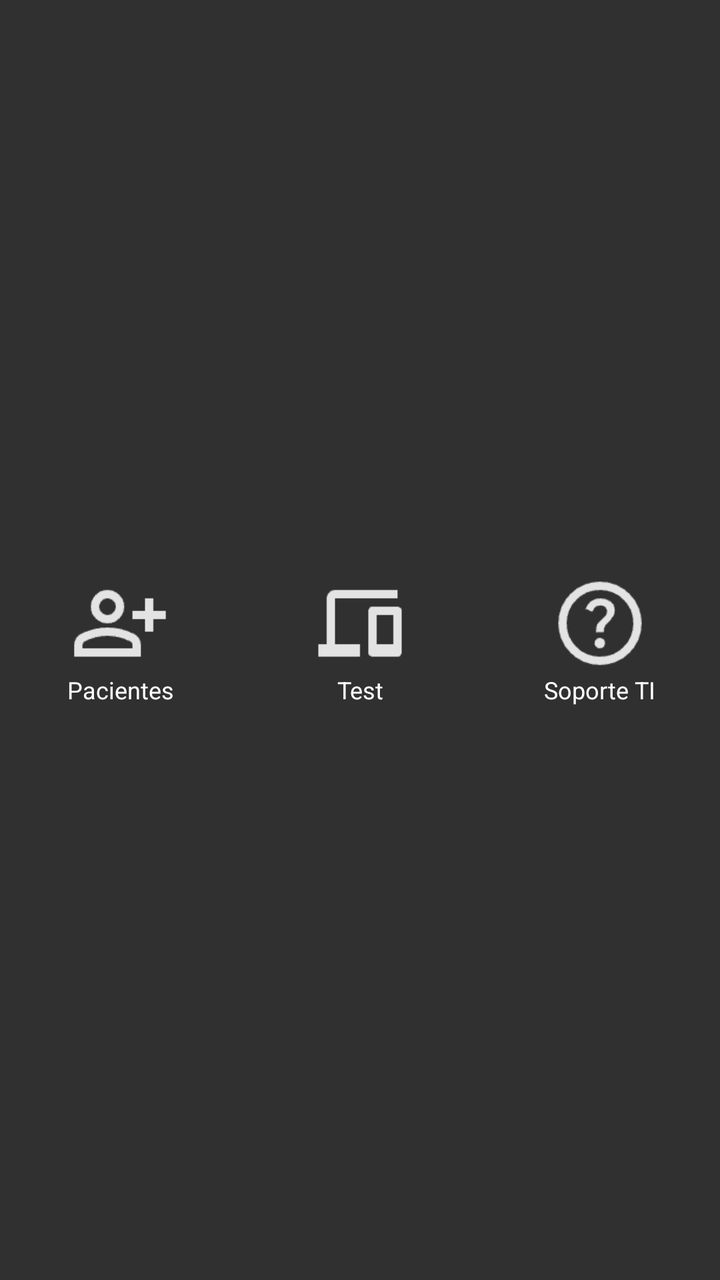
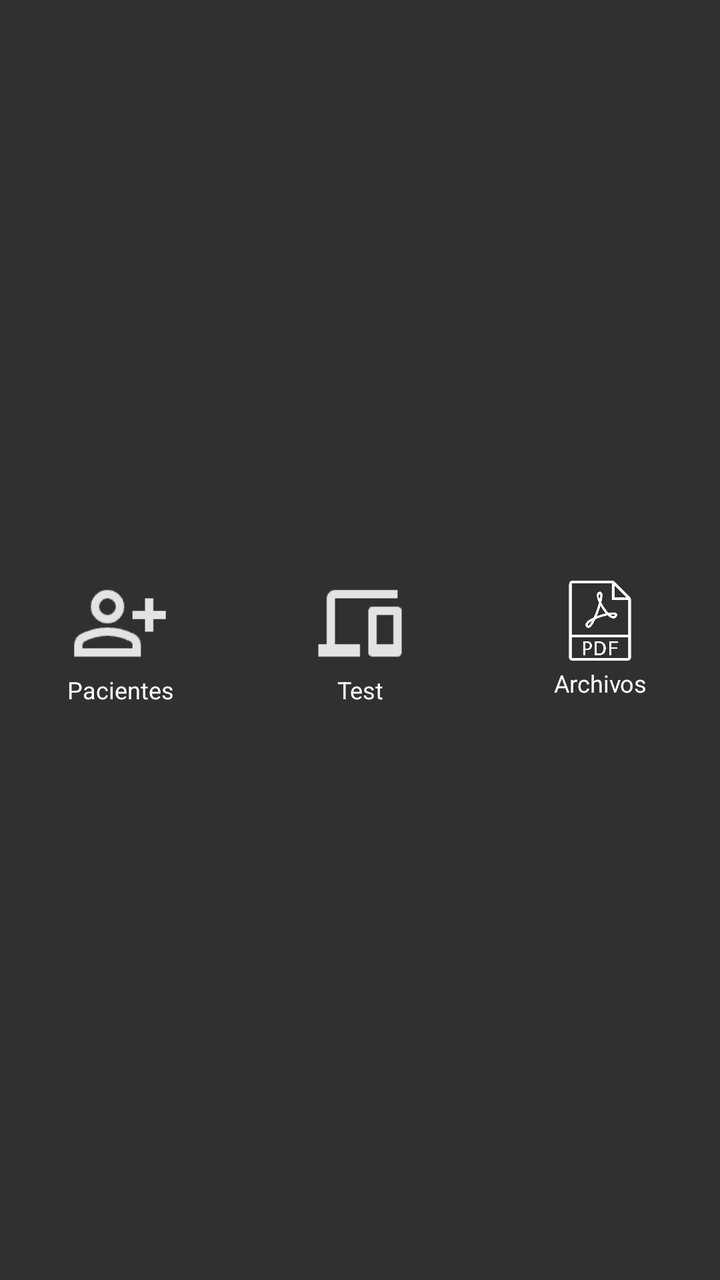

An Android layout rendered at two revisions. The XML below is the earlier revision; the diff shows what the commit changed to produce the second picture.
<!-- AndroidManifest.xml: application theme AppTheme -->
<!-- res/layout/footer_home.xml -->
<?xml version="1.0" encoding="utf-8"?>
<LinearLayout xmlns:android="http://schemas.android.com/apk/res/android"
    android:layout_width="match_parent"
    android:layout_height="70dp"
    android:background="@color/black89"
    android:orientation="horizontal"
    android:gravity="center">

    
    <LinearLayout
        android:layout_width="0dp"
        android:layout_height="wrap_content"
        android:layout_weight="1"
        android:orientation="vertical"
        android:gravity="center">

        <ImageView
            android:id="@+id/iconPacientes"
            android:layout_width="50dp"
            android:layout_height="50dp"
            android:src="@drawable/ic_paciente"
            android:scaleType="centerInside"/>

        <TextView
            android:id="@+id/textPacientes"
            android:layout_width="wrap_content"
            android:layout_height="wrap_content"
            android:text="Pacientes"
            android:textSize="12sp"
            android:textColor="@android:color/white"
            android:gravity="center"/>
    </LinearLayout>

    
    <LinearLayout
        android:layout_width="0dp"
        android:layout_height="wrap_content"
        android:layout_weight="1"
        android:orientation="vertical"
        android:gravity="center">

        <ImageView
            android:id="@+id/iconTest"
            android:layout_width="50dp"
            android:layout_height="50dp"
            android:src="@drawable/ic_test"
            android:scaleType="centerInside"/>

        <TextView
            android:id="@+id/textTest"
            android:layout_width="wrap_content"
            android:layout_height="wrap_content"
            android:text="Test"
            android:textSize="12sp"
            android:textColor="@android:color/white"
            android:gravity="center"/>
    </LinearLayout>

    
    <LinearLayout
        android:layout_width="0dp"
        android:layout_height="wrap_content"
        android:layout_weight="1"
        android:orientation="vertical"
        android:gravity="center">

        <ImageView
            android:id="@+id/iconSoporte"
            android:layout_width="50dp"
            android:layout_height="50dp"
            android:src="@drawable/ic_soporte"
            android:scaleType="centerInside"/>

        <TextView
            android:id="@+id/textSoporte"
            android:layout_width="wrap_content"
            android:layout_height="wrap_content"
            android:text="Soporte TI"
            android:textSize="12sp"
            android:textColor="@android:color/white"
            android:gravity="center"/>
    </LinearLayout>
</LinearLayout>
<!-- resources referenced by this layout -->
<resources>
  <color name="black89">#000000DD</color>
  <!-- drawable ic_paciente: png bitmap (drawable, 1110 bytes) -->
  <!-- drawable ic_soporte: png bitmap (drawable, 1631 bytes) -->
  <!-- drawable ic_test: png bitmap (drawable, 731 bytes) -->
  <style name="AppTheme" parent="Theme.AppCompat.NoActionBar">
          <item name="colorPrimary">@color/colorPrimary</item>
          <item name="colorPrimaryDark">@color/colorPrimaryDark</item>
          <item name="colorAccent">@color/colorAccent</item>
      </style>
  <color name="colorPrimary">#000000DD</color>
  <color name="colorPrimaryDark">#000000DD</color>
  <color name="colorAccent">#000000DD</color>
</resources>

<!-- the commit's change to res/layout/footer_home.xml (unified diff, before → after) -->
@@ -16,7 +16,7 @@
 
         <ImageView
             android:id="@+id/iconPacientes"
-            android:layout_width="50dp"
+            android:layout_width="450dp"
             android:layout_height="50dp"
             android:src="@drawable/ic_paciente"
             android:scaleType="centerInside"/>
@@ -41,7 +41,7 @@
 
         <ImageView
             android:id="@+id/iconTest"
-            android:layout_width="50dp"
+            android:layout_width="450dp"
             android:layout_height="50dp"
             android:src="@drawable/ic_test"
             android:scaleType="centerInside"/>
@@ -65,17 +65,19 @@
         android:gravity="center">
 
         <ImageView
-            android:id="@+id/iconSoporte"
-            android:layout_width="50dp"
-            android:layout_height="50dp"
-            android:src="@drawable/ic_soporte"
+            android:id="@+id/iconPdf"
+            android:layout_width="450dp"
+            android:layout_height="40dp"
+            android:src="@drawable/pdf"
+            android:tint="#FFFF"
             android:scaleType="centerInside"/>
 
         <TextView
             android:id="@+id/textSoporte"
             android:layout_width="wrap_content"
             android:layout_height="wrap_content"
-            android:text="Soporte TI"
+            android:text="Archivos"
+            android:paddingTop="3dp"
             android:textSize="12sp"
             android:textColor="@android:color/white"
             android:gravity="center"/>
<!-- resource entries referenced after the edit -->
@@ -2,8 +2,8 @@
 <resources>
   <color name="black89">#000000DD</color>
   <!-- drawable ic_paciente: png bitmap (drawable, 1110 bytes) -->
-  <!-- drawable ic_soporte: png bitmap (drawable, 1631 bytes) -->
   <!-- drawable ic_test: png bitmap (drawable, 731 bytes) -->
+  <!-- drawable pdf: png bitmap (drawable, 7514 bytes) -->
   <style name="AppTheme" parent="Theme.AppCompat.NoActionBar">
           <item name="colorPrimary">@color/colorPrimary</item>
           <item name="colorPrimaryDark">@color/colorPrimaryDark</item>
